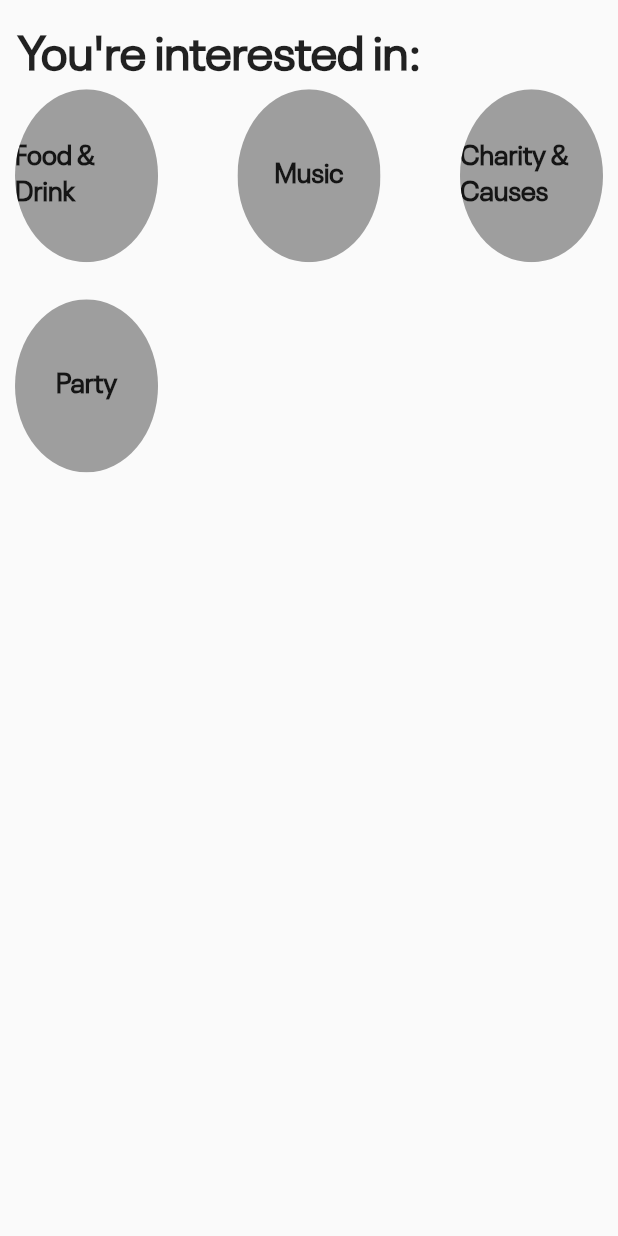
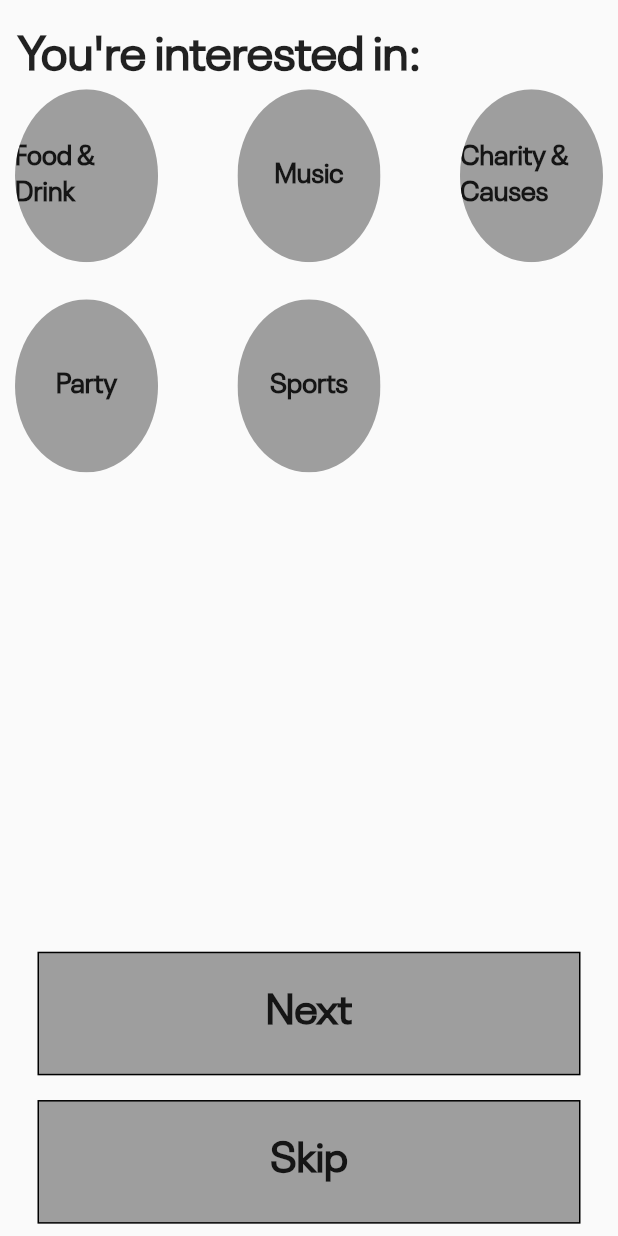
Before and after one commit to EventBriteClone/EventBrite_Clone_CrossPlatform, a Flutter app: the screen it shows after launch, on a phone screen of 412 x 824 dp. Run offline on Flutter 3.47's test engine with Material 2 defaults, Android fonts, the phone set to English and light mode, and no system bars; our stand-ins replace font_awesome_flutter, geocoding, geolocator.

Commit message:
buttons for interests screen done

```diff
--- /dev/null
+++ b/lib/screens/choose_your_fav_categories/button_for_categories_screen.dart
@@ -0,0 +1,38 @@
+import 'package:flutter/material.dart';
+
+class ButtonForCategoriesScreen extends StatefulWidget {
+  const ButtonForCategoriesScreen({super.key, required this.text});
+  final String? text;
+
+  @override
+  State<ButtonForCategoriesScreen> createState() =>
+      _ButtonForCategoriesScreenState();
+}
+
+class _ButtonForCategoriesScreenState extends State<ButtonForCategoriesScreen> {
+  @override
+  Widget build(BuildContext context) {
+    return GestureDetector(
+      child: AnimatedContainer(
+        duration: const Duration(seconds: 2),
+        curve: Curves.easeIn,
+        decoration: BoxDecoration(
+          color: Colors.grey,
+          border: Border.all(),
+        ),
+        height: MediaQuery.of(context).size.height * 0.1,
+        child: InkWell(
+          child: Center(
+            child: Text(
+              widget.text!,
+              style: const TextStyle(
+                fontSize: 28,
+                fontWeight: FontWeight.bold,
+              ),
+            ),
+          ),
+        ),
+      ),
+    );
+  }
+}
--- a/lib/screens/choose_your_fav_categories/choose_your_fav_categories.dart
+++ b/lib/screens/choose_your_fav_categories/choose_your_fav_categories.dart
@@ -1,3 +1,4 @@
+import 'package:event_brite_app/screens/choose_your_fav_categories/button_for_categories_screen.dart';
 import 'package:event_brite_app/screens/choose_your_fav_categories/category_container.dart';
 import 'package:flutter/material.dart';
 
@@ -39,14 +40,45 @@ class _ChooseYourFavCategoriesState extends State<ChooseYourFavCategories> {
               crossAxisCount: 3,
               crossAxisSpacing: MediaQuery.of(context).size.width * 0.08,
               children: const [
-                InterestsContainer(text: 'Food & Drink'),
-                InterestsContainer(text: 'Music'),
-                InterestsContainer(text: 'Charity & Causes'),
-                InterestsContainer(text: 'Party'),
+                InterestsContainer(
+                  text: 'Food & Drink',
+                ),
+                InterestsContainer(
+                  text: 'Music',
+                ),
+                InterestsContainer(
+                  text: 'Charity & Causes',
+                ),
+                InterestsContainer(
+                  text: 'Party',
+                ),
+                InterestsContainer(
+                  text: 'Sports',
+                ),
               ],
             ),
           ),
-
+          Padding(
+            padding: const EdgeInsets.symmetric(
+              horizontal: 25,
+            ),
+            child: Column(
+              children: [
+                const ButtonForCategoriesScreen(
+                  text: 'Next',
+                ),
+                SizedBox(
+                  height: MediaQuery.of(context).size.height * 0.02,
+                ),
+                const ButtonForCategoriesScreen(
+                  text: 'Skip',
+                ),
+                SizedBox(
+                  height: MediaQuery.of(context).size.height * 0.01,
+                ),
+              ],
+            ),
+          ),
         ],
       ),
     );
```
